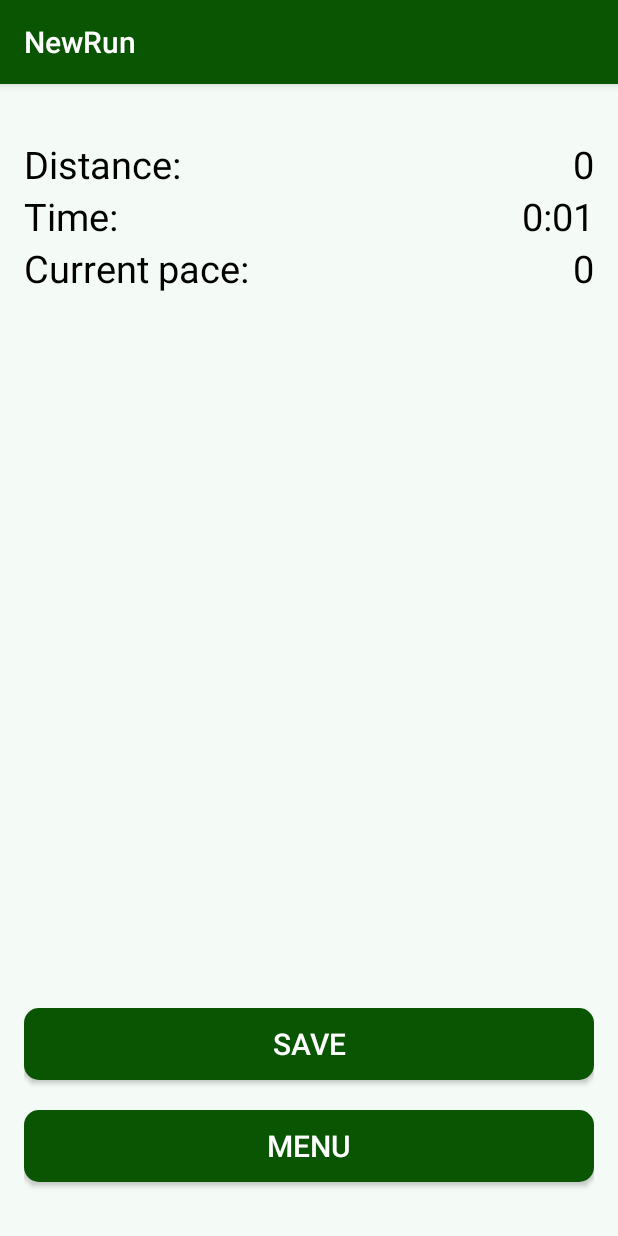
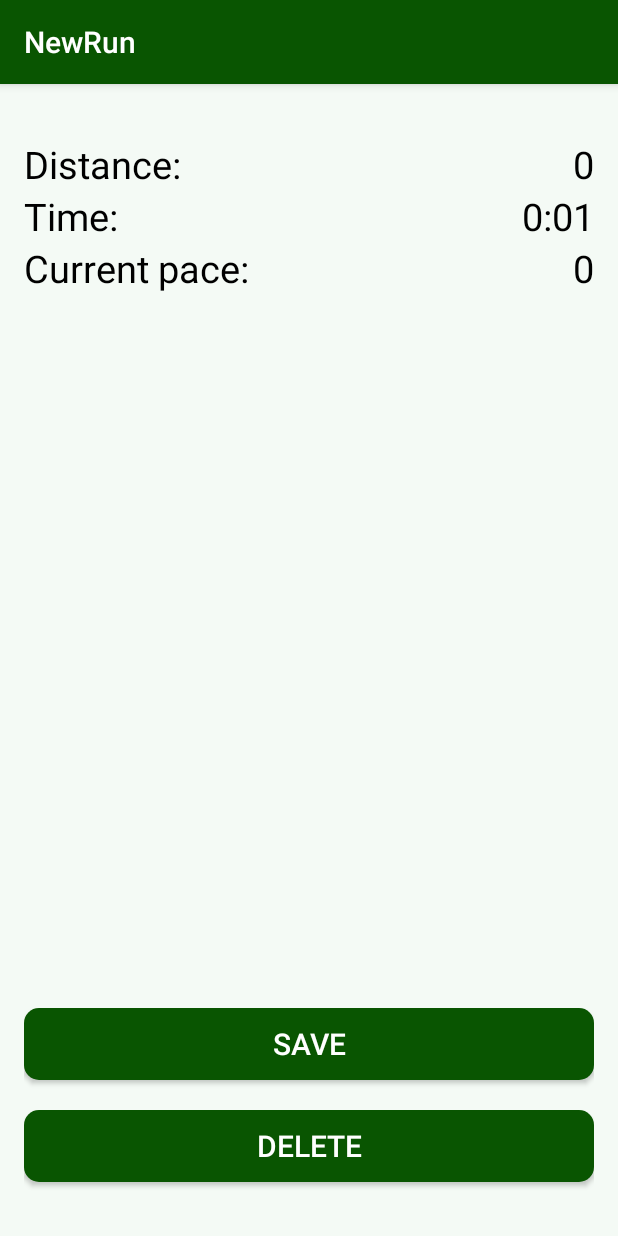
Before and after one commit to astrimagnussen/GhostRunner, an Android app: the NewRun screen opened directly, with no data from a screen before it, after a tap on "STOP", on a phone screen of 412 x 824 dp. Run offline under Robolectric (Android 15) with nearby library versions, the light colour scheme and no system bars; 1 other tap on this screen came first.

Commit message:
visar distans i ratt enhet pa ghostrun

```diff
--- a/app/src/main/java/mycompany/ghostrunner/GhostRun.java
+++ b/app/src/main/java/mycompany/ghostrunner/GhostRun.java
@@ -130,7 +130,10 @@ public class GhostRun extends AppCompatActivity {
 
             Run run = getItem(position);
             dateText.setText(run.getDate());
-            distText.setText(Float.toString(run.getDistance()));
+            float distance = run.getDistance();
+            int tenMeters = (int) (distance/10)%100;
+            int km = (int) distance/1000;
+            distText.setText(String.format("%d.%02d", km, tenMeters));
             timeText.setText(run.getHours() + ":" + run.getMinutes() + ":" + run.getSeconds());
 
             return convertView;
--- a/app/src/main/res/values/strings.xml
+++ b/app/src/main/res/values/strings.xml
@@ -6,7 +6,7 @@
     <string name="start_btn">Start</string>
     <string name="stop_btn">Stop</string>
     <string name="save_btn">Save</string>
-    <string name="menu_btn">Menu</string>
+    <string name="menu_btn">Delete</string>
     <string name="title_activity_ghost_run">GhostRun</string>
     <string name="distance_title">Distance: </string>
     <string name="time_title">Time: </string>
```
